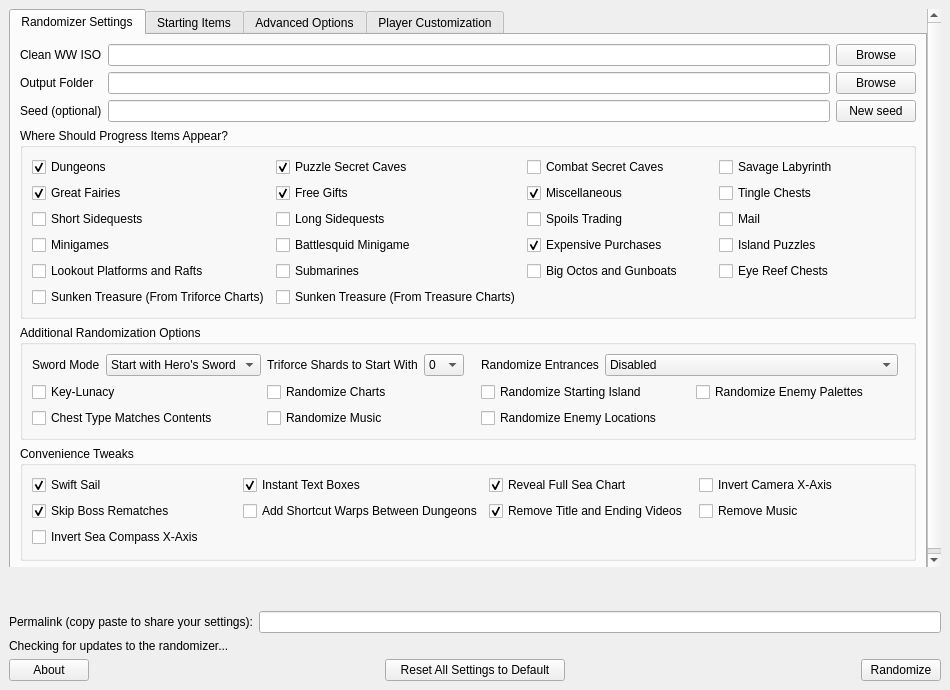
First picture: the form in wwr_ui/randomizer_window.ui, repository wooferzfg/wwrando, before the edit.
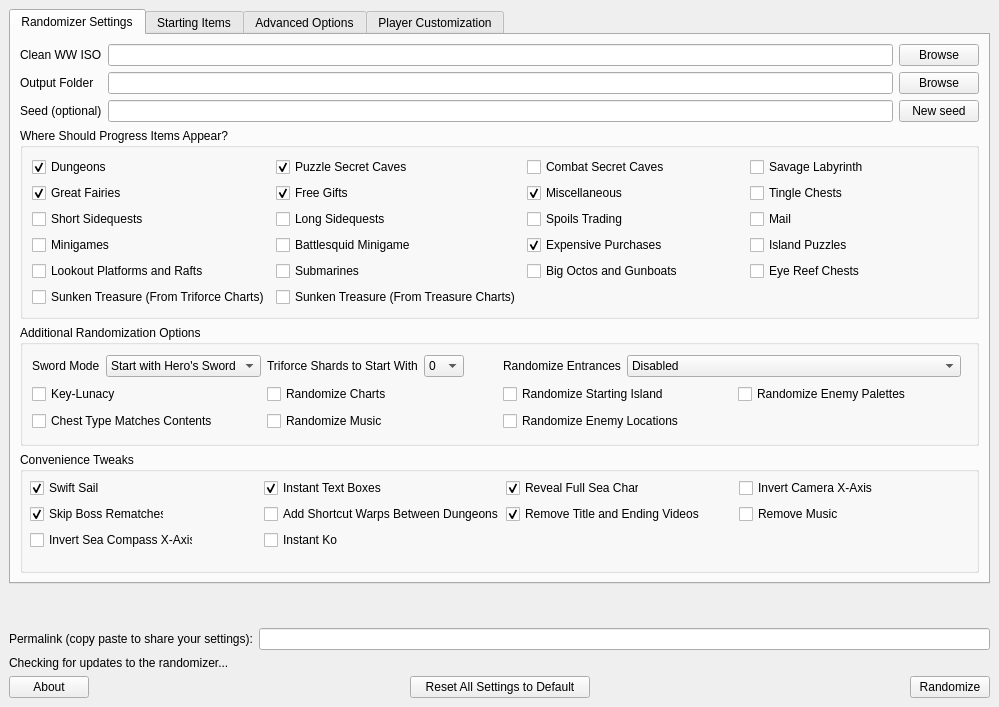
Second picture: the form after the edit.

Commit message: Added in Instant KO

What changed in the file:
```diff
--- a/wwr_ui/randomizer_window.ui
+++ b/wwr_ui/randomizer_window.ui
@@ -6,8 +6,8 @@
    <rect>
     <x>0</x>
     <y>0</y>
-    <width>950</width>
-    <height>690</height>
+    <width>999</width>
+    <height>707</height>
    </rect>
   </property>
   <property name="windowTitle">
@@ -28,8 +28,8 @@
         <rect>
          <x>0</x>
          <y>0</y>
-         <width>915</width>
-         <height>558</height>
+         <width>981</width>
+         <height>568</height>
         </rect>
        </property>
        <layout class="QVBoxLayout" name="verticalLayout_2">
@@ -517,16 +517,28 @@
               <property name="title">
                <string>Convenience Tweaks</string>
               </property>
-              <layout class="QGridLayout" name="gridLayout_4">
-               <item row="0" column="3">
                 <widget class="QCheckBox" name="invert_camera_x_axis">
+               <property name="geometry">
+                <rect>
+                 <x>719</x>
+                 <y>26</y>
+                 <width>134</width>
+                 <height>20</height>
+                </rect>
+               </property>
                  <property name="text">
                   <string>Invert Camera X-Axis</string>
                  </property>
                 </widget>
-               </item>
-               <item row="0" column="0">
                 <widget class="QCheckBox" name="swift_sail">
+               <property name="geometry">
+                <rect>
+                 <x>10</x>
+                 <y>26</y>
+                 <width>71</width>
+                 <height>20</height>
+                </rect>
+               </property>
                  <property name="text">
                   <string>Swift Sail</string>
                  </property>
@@ -534,16 +546,28 @@
                   <bool>true</bool>
                  </property>
                 </widget>
-               </item>
-               <item row="1" column="3">
                 <widget class="QCheckBox" name="remove_music">
+               <property name="geometry">
+                <rect>
+                 <x>719</x>
+                 <y>52</y>
+                 <width>100</width>
+                 <height>20</height>
+                </rect>
+               </property>
                  <property name="text">
                   <string>Remove Music</string>
                  </property>
                 </widget>
-               </item>
-               <item row="0" column="2">
                 <widget class="QCheckBox" name="reveal_full_sea_chart">
+               <property name="geometry">
+                <rect>
+                 <x>486</x>
+                 <y>26</y>
+                 <width>133</width>
+                 <height>20</height>
+                </rect>
+               </property>
                  <property name="text">
                   <string>Reveal Full Sea Chart</string>
                  </property>
@@ -551,9 +575,15 @@
                   <bool>true</bool>
                  </property>
                 </widget>
-               </item>
-               <item row="0" column="1">
                 <widget class="QCheckBox" name="instant_text_boxes">
+               <property name="geometry">
+                <rect>
+                 <x>244</x>
+                 <y>26</y>
+                 <width>118</width>
+                 <height>20</height>
+                </rect>
+               </property>
                  <property name="text">
                   <string>Instant Text Boxes</string>
                  </property>
@@ -561,9 +591,15 @@
                   <bool>true</bool>
                  </property>
                 </widget>
-               </item>
-               <item row="1" column="2">
                 <widget class="QCheckBox" name="remove_title_and_ending_videos">
+               <property name="geometry">
+                <rect>
+                 <x>486</x>
+                 <y>52</y>
+                 <width>194</width>
+                 <height>20</height>
+                </rect>
+               </property>
                  <property name="text">
                   <string>Remove Title and Ending Videos</string>
                  </property>
@@ -571,9 +607,15 @@
                   <bool>true</bool>
                  </property>
                 </widget>
-               </item>
-               <item row="1" column="0">
                 <widget class="QCheckBox" name="skip_rematch_bosses">
+               <property name="geometry">
+                <rect>
+                 <x>10</x>
+                 <y>52</y>
+                 <width>134</width>
+                 <height>20</height>
+                </rect>
+               </property>
                  <property name="text">
                   <string>Skip Boss Rematches</string>
                  </property>
@@ -581,22 +623,45 @@
                   <bool>true</bool>
                  </property>
                 </widget>
-               </item>
-               <item row="1" column="1">
                 <widget class="QCheckBox" name="add_shortcut_warps_between_dungeons">
+               <property name="geometry">
+                <rect>
+                 <x>244</x>
+                 <y>52</y>
+                 <width>236</width>
+                 <height>20</height>
+                </rect>
+               </property>
                  <property name="text">
                   <string>Add Shortcut Warps Between Dungeons</string>
                  </property>
                 </widget>
-               </item>
-               <item row="2" column="0">
                 <widget class="QCheckBox" name="invert_sea_compass_x_axis">
+               <property name="geometry">
+                <rect>
+                 <x>10</x>
+                 <y>78</y>
+                 <width>163</width>
+                 <height>20</height>
+                </rect>
+               </property>
                  <property name="text">
                   <string>Invert Sea Compass X-Axis</string>
                  </property>
                 </widget>
-               </item>
-              </layout>
+              <widget class="QCheckBox" name="instant_ko">
+               <property name="geometry">
+                <rect>
+                 <x>244</x>
+                 <y>78</y>
+                 <width>241</width>
+                 <height>20</height>
+                </rect>
+               </property>
+               <property name="text">
+                <string>Instant Ko</string>
+               </property>
+              </widget>
              </widget>
             </item>
            </layout>
```
Lines whose indentation alone changed are shown as unchanged. The commit also changes 7 other files.
